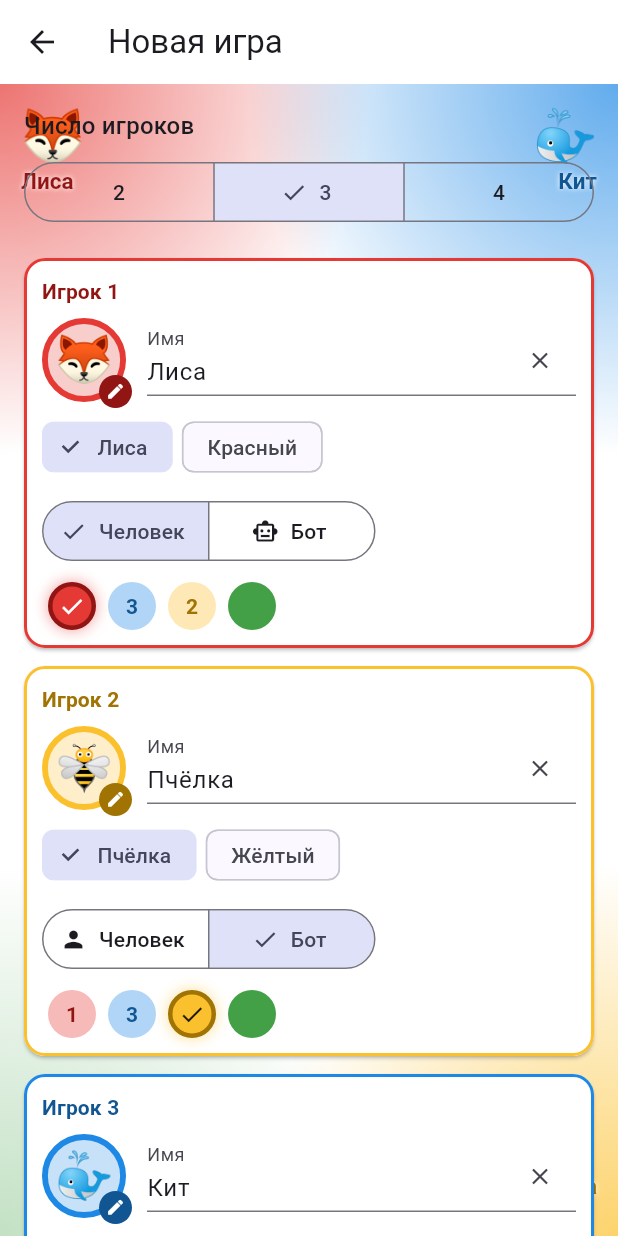
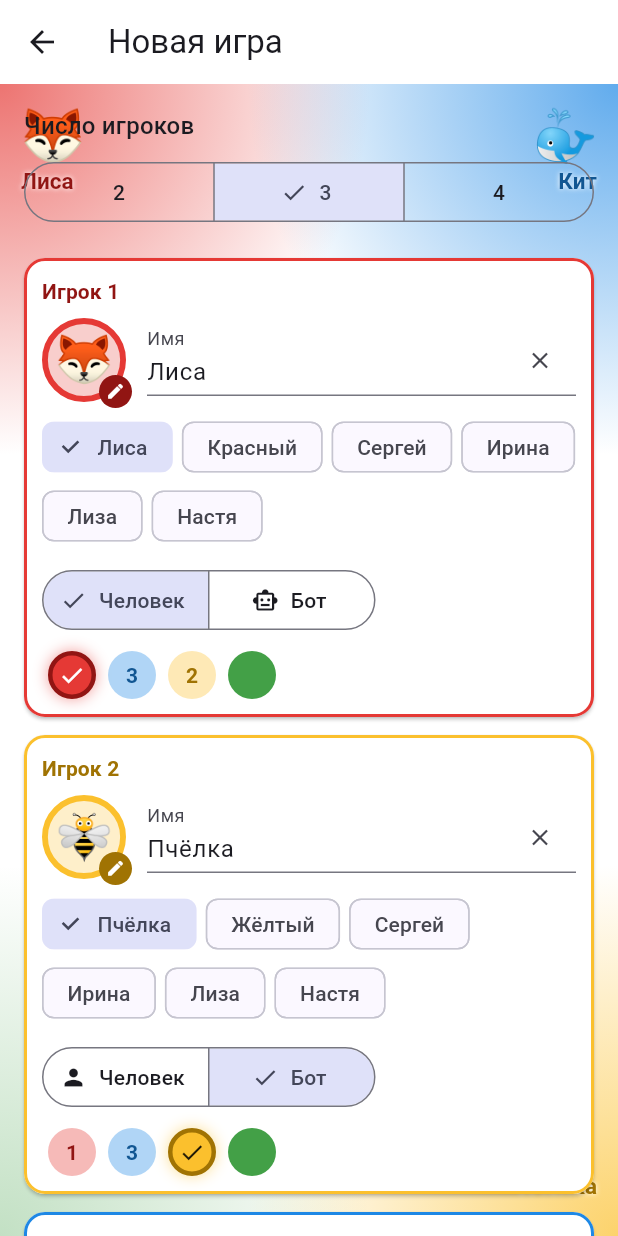
Before and after one commit to sgorbut/trouble, a Flutter app: the SetupScreen screen opened directly, after a tap on an icon or button, on a phone screen of 412 x 824 dp. Run offline on Flutter 3.47's test engine with Material 3 defaults, Android fonts, the phone set to English and light mode, and no system bars; our stand-ins replace audioplayers, flutter_riverpod, shared_preferences; accounts and stored records are empty.

Commit message:
Add quick names for avatar selection

```diff
--- a/lib/ui/avatars.dart
+++ b/lib/ui/avatars.dart
@@ -55,7 +55,7 @@ const Map<String, String> avatarNames = {
 String avatarName(String avatar) => avatarNames[avatar] ?? '';
 
 /// Имена для быстрого выбора на экране настройки партии.
-const List<String> quickNames = [];
+const List<String> quickNames = ['Сергей', 'Ирина', 'Лиза', 'Настя'];
 
 /// Аватар по умолчанию для цвета (у каждого цвета свой).
 String defaultAvatarFor(PlayerColor color) => switch (color) {
```
